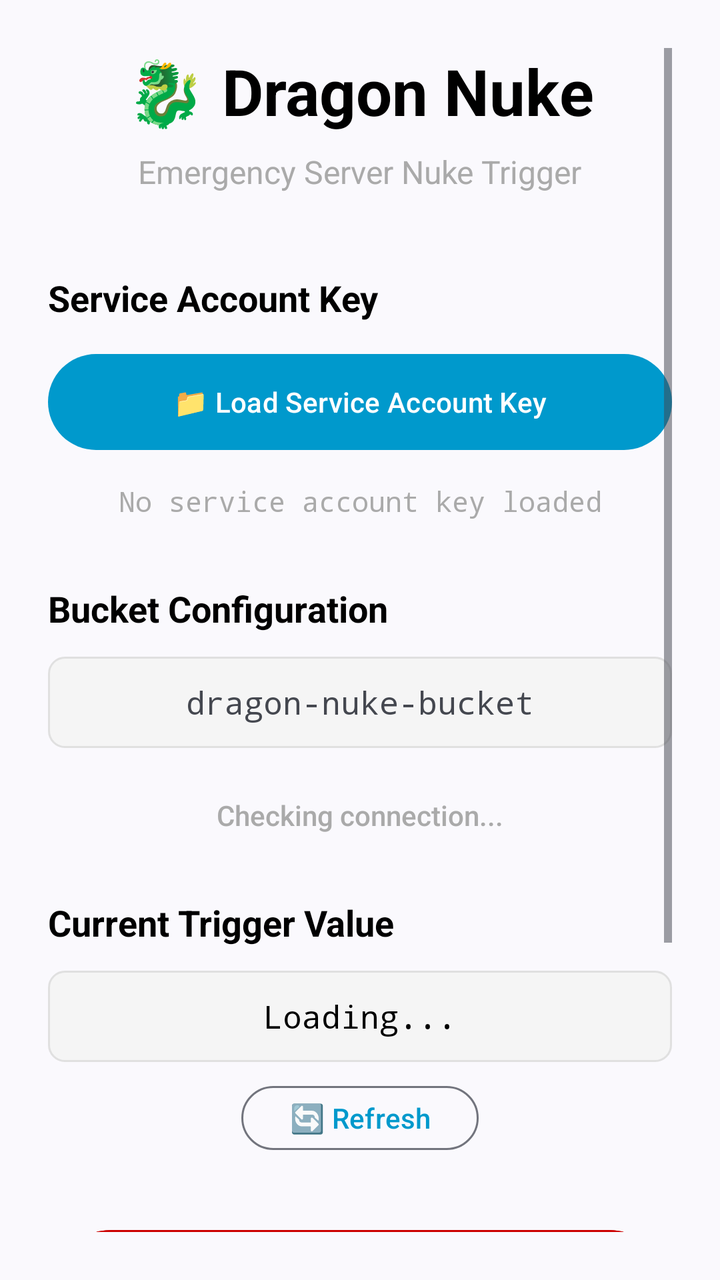
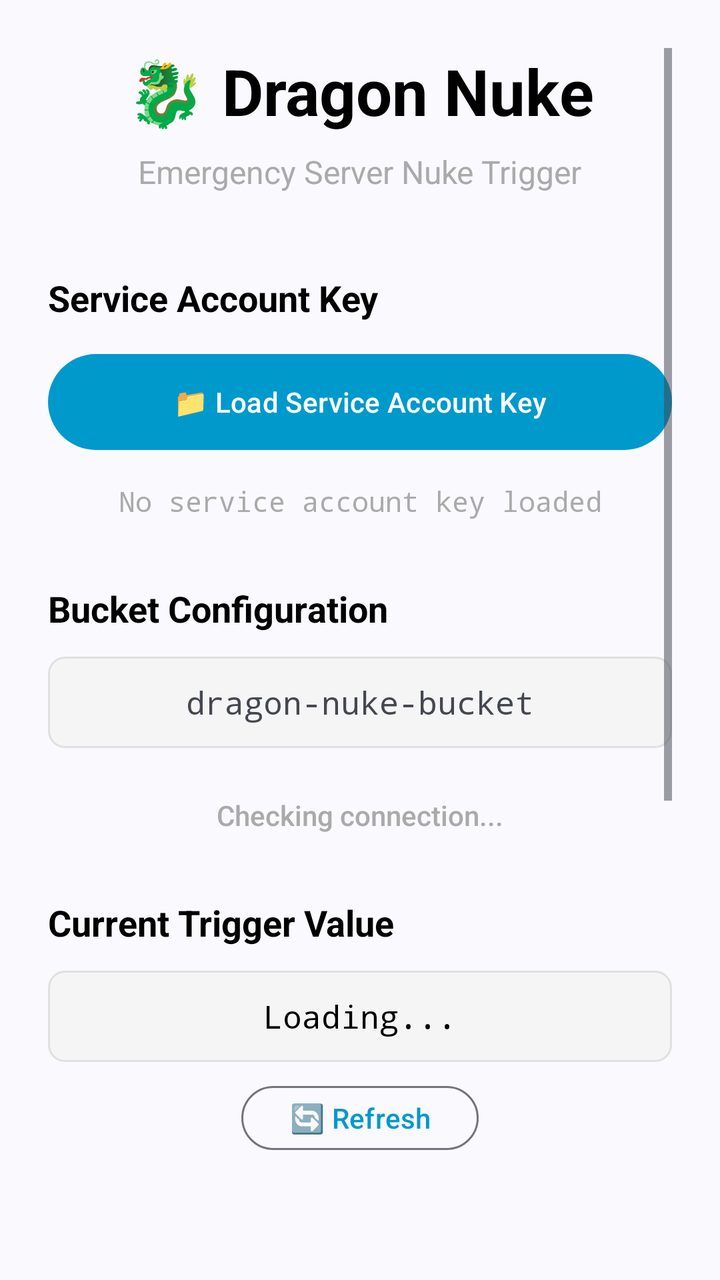

Compare the two renders of this Android layout. The source of the first and the diff that turns it into the second are given below.
<!-- AndroidManifest.xml: activity theme Theme.DragonNuke -->
<!-- res/layout/activity_main.xml -->
<?xml version="1.0" encoding="utf-8"?>
<ScrollView xmlns:android="http://schemas.android.com/apk/res/android"
    xmlns:app="http://schemas.android.com/apk/res/android"
    android:layout_width="match_parent"
    android:layout_height="match_parent"
    android:padding="24dp">

    <LinearLayout
        android:layout_width="match_parent"
        android:layout_height="wrap_content"
        android:orientation="vertical"
        android:gravity="center_horizontal">

        
        <TextView
            android:layout_width="wrap_content"
            android:layout_height="wrap_content"
            android:text="🐉 Dragon Nuke"
            android:textSize="32sp"
            android:textStyle="bold"
            android:layout_marginBottom="8dp"
            android:textColor="@android:color/black" />

        <TextView
            android:layout_width="wrap_content"
            android:layout_height="wrap_content"
            android:text="Emergency Server Nuke Trigger"
            android:textSize="16sp"
            android:layout_marginBottom="40dp"
            android:textColor="@android:color/darker_gray" />

        
        <TextView
            android:layout_width="match_parent"
            android:layout_height="wrap_content"
            android:text="Service Account Key"
            android:textSize="18sp"
            android:textStyle="bold"
            android:layout_marginBottom="12dp"
            android:textColor="@android:color/black" />

        <Button
            android:id="@+id/btnLoadKey"
            android:layout_width="match_parent"
            android:layout_height="56dp"
            android:text="📁 Load Service Account Key"
            android:layout_marginBottom="12dp"
            style="@style/Widget.Material3.Button" />

        <TextView
            android:id="@+id/tvKeyStatus"
            android:layout_width="match_parent"
            android:layout_height="wrap_content"
            android:text="No service account key loaded"
            android:textSize="14sp"
            android:gravity="center"
            android:layout_marginBottom="32dp"
            android:textColor="@android:color/darker_gray"
            android:fontFamily="monospace" />

        
        <TextView
            android:layout_width="match_parent"
            android:layout_height="wrap_content"
            android:text="Bucket Configuration"
            android:textSize="18sp"
            android:textStyle="bold"
            android:layout_marginBottom="12dp"
            android:textColor="@android:color/black" />

        <TextView
            android:layout_width="match_parent"
            android:layout_height="wrap_content"
            android:text="dragon-nuke-bucket"
            android:textSize="16sp"
            android:gravity="center"
            android:layout_marginBottom="16dp"
            android:padding="12dp"
            android:background="@drawable/bucket_background"
            android:fontFamily="monospace" />

        
        <TextView
            android:id="@+id/tvConnectionStatus"
            android:layout_width="match_parent"
            android:layout_height="wrap_content"
            android:text="Checking connection..."
            android:textSize="14sp"
            android:gravity="center"
            android:layout_marginBottom="24dp"
            android:padding="8dp"
            android:textColor="@android:color/darker_gray"
            android:fontFamily="sans-serif-medium" />

        
        <TextView
            android:layout_width="match_parent"
            android:layout_height="wrap_content"
            android:text="Current Trigger Value"
            android:textSize="18sp"
            android:textStyle="bold"
            android:layout_marginBottom="12dp"
            android:textColor="@android:color/black" />

        <TextView
            android:id="@+id/tvCurrentValue"
            android:layout_width="match_parent"
            android:layout_height="wrap_content"
            android:text="Loading..."
            android:textSize="16sp"
            android:gravity="center"
            android:layout_marginBottom="8dp"
            android:padding="12dp"
            android:background="@drawable/bucket_background"
            android:fontFamily="monospace"
            android:textColor="@android:color/black" />

        <Button
            android:id="@+id/btnRefreshValue"
            android:layout_width="wrap_content"
            android:layout_height="40dp"
            android:text="🔄 Refresh"
            android:textSize="14sp"
            android:layout_marginBottom="32dp"
            style="@style/Widget.Material3.Button.OutlinedButton" />

        
        <Button
            android:id="@+id/btnTriggerNuke"
            android:layout_width="match_parent"
            android:layout_height="72dp"
            android:text="🔥 TRIGGER NUKE"
            android:textSize="20sp"
            android:textStyle="bold"
            android:layout_marginBottom="24dp"
            android:backgroundTint="@android:color/holo_red_dark"
            android:textColor="@android:color/white"
            android:enabled="false" />

        
        <TextView
            android:id="@+id/tvLastTrigger"
            android:layout_width="match_parent"
            android:layout_height="wrap_content"
            android:text=""
            android:textSize="14sp"
            android:gravity="center"
            android:layout_marginBottom="24dp"
            android:textColor="@android:color/darker_gray"
            android:fontStyle="italic" />

        
        <LinearLayout
            android:layout_width="match_parent"
            android:layout_height="wrap_content"
            android:orientation="vertical"
            android:background="@drawable/warning_background"
            android:padding="16dp">

            <TextView
                android:layout_width="match_parent"
                android:layout_height="wrap_content"
                android:text="⚠️ WARNING"
                android:textSize="16sp"
                android:textStyle="bold"
                android:gravity="center"
                android:layout_marginBottom="8dp"
                android:textColor="@android:color/black" />

            <TextView
                android:layout_width="match_parent"
                android:layout_height="wrap_content"
                android:text="This will nuke all block devices on ALL servers monitoring the bucket"
                android:textSize="14sp"
                android:gravity="center"
                android:textColor="@android:color/black" />

        </LinearLayout>

    </LinearLayout>

</ScrollView>
<!-- resources referenced by this layout -->
<resources>
  <!-- drawable bucket_background (drawable) -->
  <?xml version="1.0" encoding="utf-8"?>
  <shape xmlns:android="http://schemas.android.com/apk/res/android">
      <solid android:color="#F5F5F5" />
      <corners android:radius="8dp" />
      <stroke android:width="1dp" android:color="#E0E0E0" />
  </shape>
  <!-- drawable warning_background (drawable) -->
  <?xml version="1.0" encoding="utf-8"?>
  <shape xmlns:android="http://schemas.android.com/apk/res/android">
      <solid android:color="#FFF3CD" />
      <corners android:radius="8dp" />
      <stroke android:width="1dp" android:color="#FFEAA7" />
  </shape>
  <style name="Theme.DragonNuke" parent="Theme.Material3.DynamicColors.Light">
          <item name="colorPrimary">@android:color/holo_blue_dark</item>
          <item name="colorPrimaryVariant">@android:color/holo_blue_light</item>
          <item name="colorOnPrimary">@android:color/white</item>
          <item name="colorSecondary">@android:color/holo_red_dark</item>
          <item name="colorSecondaryVariant">@android:color/holo_red_light</item>
          <item name="colorOnSecondary">@android:color/white</item>
          <item name="android:statusBarColor" tools:targetApi="l">?attr/colorPrimaryVariant</item>
      </style>
</resources>

<!-- the commit's change to res/layout/activity_main.xml (unified diff, before → after) -->
@@ -120,6 +120,38 @@
             android:layout_width="wrap_content"
             android:layout_height="40dp"
             android:text="🔄 Refresh"
+            android:textSize="14sp"
+            android:layout_marginBottom="32dp"
+            style="@style/Widget.Material3.Button.OutlinedButton" />
+
+        
+        <TextView
+            android:layout_width="match_parent"
+            android:layout_height="wrap_content"
+            android:text="Host Heartbeats"
+            android:textSize="18sp"
+            android:textStyle="bold"
+            android:layout_marginBottom="12dp"
+            android:textColor="@android:color/black" />
+
+        <TextView
+            android:id="@+id/tvHeartbeatStatus"
+            android:layout_width="match_parent"
+            android:layout_height="wrap_content"
+            android:text="Loading..."
+            android:textSize="14sp"
+            android:gravity="start"
+            android:layout_marginBottom="8dp"
+            android:padding="12dp"
+            android:background="@drawable/bucket_background"
+            android:fontFamily="monospace"
+            android:textColor="@android:color/black" />
+
+        <Button
+            android:id="@+id/btnRefreshHeartbeat"
+            android:layout_width="wrap_content"
+            android:layout_height="40dp"
+            android:text="🔄 Refresh Heartbeats"
             android:textSize="14sp"
             android:layout_marginBottom="32dp"
             style="@style/Widget.Material3.Button.OutlinedButton" />
